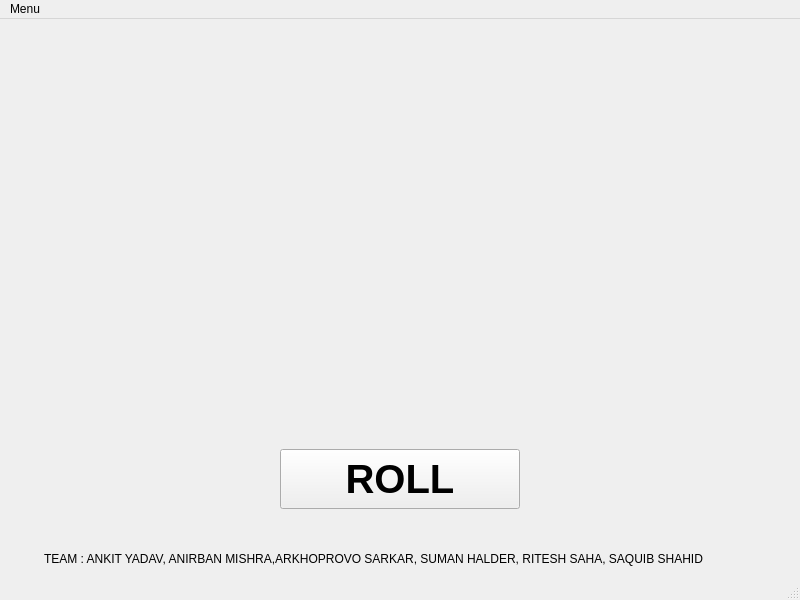
Old version of the form dice.ui in the repository ankydv/Dice-Simulator.
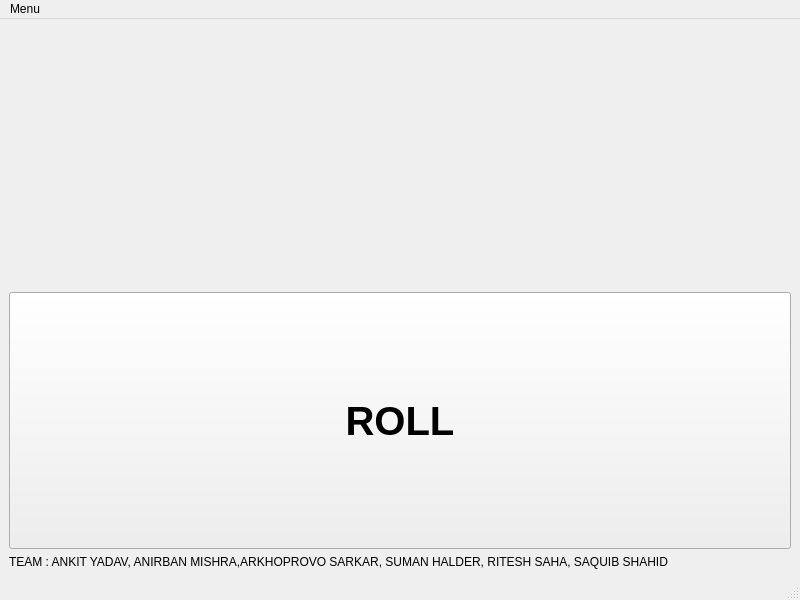
New version of the form. Icons and pictures are not drawn.

Commit message: Vertically aligned

Patch:
```diff
--- a/dice.ui
+++ b/dice.ui
@@ -25,15 +25,22 @@
     <normalon>icon1.png</normalon>icon1.png</iconset>
   </property>
   <widget class="QWidget" name="centralwidget">
+   <layout class="QVBoxLayout" name="verticalLayout">
+    <item>
+     <widget class="QLabel" name="label">
+      <property name="sizePolicy">
+       <sizepolicy hsizetype="Expanding" vsizetype="Expanding">
+        <horstretch>0</horstretch>
+        <verstretch>0</verstretch>
+       </sizepolicy>
+      </property>
+      <property name="text">
+       <string/>
+      </property>
+     </widget>
+    </item>
+    <item>
    <widget class="QPushButton" name="pushButton">
-    <property name="geometry">
-     <rect>
-      <x>280</x>
-      <y>430</y>
-      <width>240</width>
-      <height>60</height>
-     </rect>
-    </property>
     <property name="sizePolicy">
      <sizepolicy hsizetype="Expanding" vsizetype="Expanding">
       <horstretch>0</horstretch>
@@ -43,7 +50,6 @@
     <property name="font">
      <font>
       <pointsize>30</pointsize>
-      <weight>75</weight>
       <bold>true</bold>
      </font>
     </property>
@@ -51,38 +57,15 @@
      <string>ROLL</string>
     </property>
    </widget>
-   <widget class="QLabel" name="label">
-    <property name="geometry">
-     <rect>
-      <x>346</x>
-      <y>120</y>
-      <width>107</width>
-      <height>107</height>
-     </rect>
-    </property>
-    <property name="sizePolicy">
-     <sizepolicy hsizetype="Expanding" vsizetype="Expanding">
-      <horstretch>0</horstretch>
-      <verstretch>0</verstretch>
-     </sizepolicy>
-    </property>
-    <property name="text">
-     <string/>
-    </property>
-   </widget>
+    </item>
+    <item>
    <widget class="QLabel" name="label_2">
-    <property name="geometry">
-     <rect>
-      <x>44</x>
-      <y>530</y>
-      <width>711</width>
-      <height>20</height>
-     </rect>
-    </property>
     <property name="text">
      <string>TEAM : ANKIT YADAV, ANIRBAN MISHRA,ARKHOPROVO SARKAR, SUMAN HALDER, RITESH SAHA, SAQUIB SHAHID</string>
     </property>
    </widget>
+    </item>
+   </layout>
   </widget>
   <widget class="QMenuBar" name="menubar">
    <property name="geometry">
```
Left out of the diff: 2 changed lines with no effect on the pictures. Lines whose indentation alone changed are shown as unchanged. The commit also changes 1 other file.
